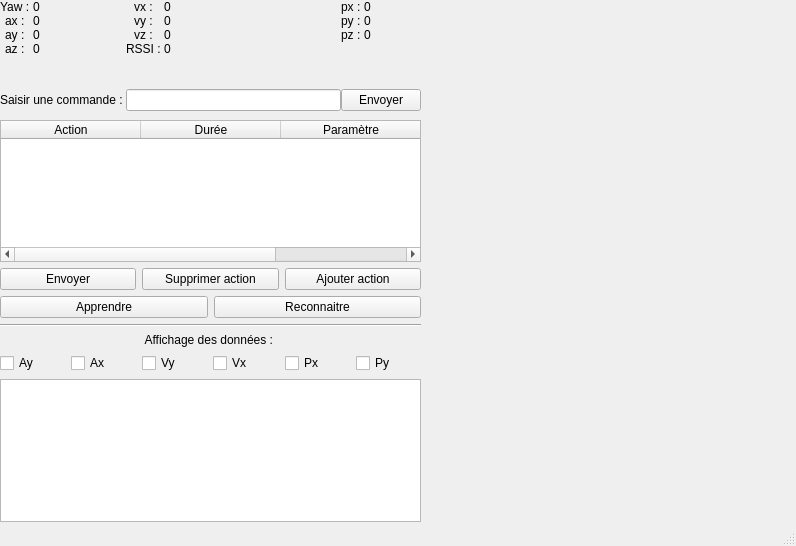
Before: the Qt Designer form tracker/BluetoothArduino/mainwindow.ui in alchimiste3/Projet-Zumo-Intel-Curie-101, drawn with Qt 5.
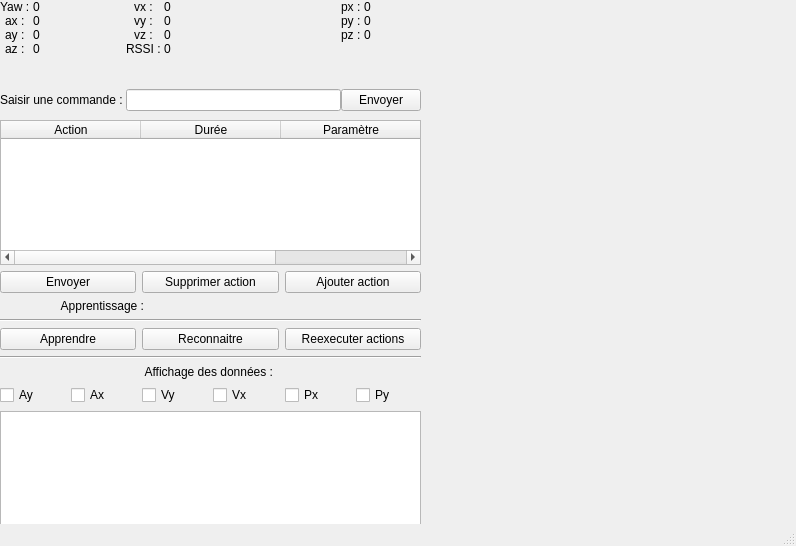
After: the same form once the commit is applied. Custom widgets are drawn as their Qt base class.

Diff of the .ui file:
```diff
--- a/tracker/BluetoothArduino/mainwindow.ui
+++ b/tracker/BluetoothArduino/mainwindow.ui
@@ -240,7 +240,7 @@
       <x>0</x>
       <y>120</y>
       <width>421</width>
-      <height>402</height>
+      <height>437</height>
      </rect>
     </property>
     <layout class="QVBoxLayout" name="verticalLayout">
@@ -297,6 +297,34 @@
        </item>
       </layout>
      </item>
+     <item>
+      <layout class="QHBoxLayout" name="horizontalLayout_2">
+       <item>
+        <widget class="QLabel" name="label_7">
+         <property name="text">
+          <string>Apprentissage : </string>
+         </property>
+         <property name="alignment">
+          <set>Qt::AlignCenter</set>
+         </property>
+        </widget>
+       </item>
+       <item>
+        <widget class="QLabel" name="labelR">
+         <property name="text">
+          <string/>
+         </property>
+        </widget>
+       </item>
+      </layout>
+     </item>
+     <item>
+      <widget class="Line" name="line_2">
+       <property name="orientation">
+        <enum>Qt::Horizontal</enum>
+       </property>
+      </widget>
+     </item>
      <item>
       <layout class="QHBoxLayout" name="horizontalLayout_4">
        <item>
@@ -313,6 +341,13 @@
          </property>
         </widget>
        </item>
+       <item>
+        <widget class="QPushButton" name="reexucuterActionsButton">
+         <property name="text">
+          <string>Reexecuter actions</string>
+         </property>
+        </widget>
+       </item>
       </layout>
      </item>
      <item>
```
Left out of the diff: 2 changed lines with no effect on the pictures.
